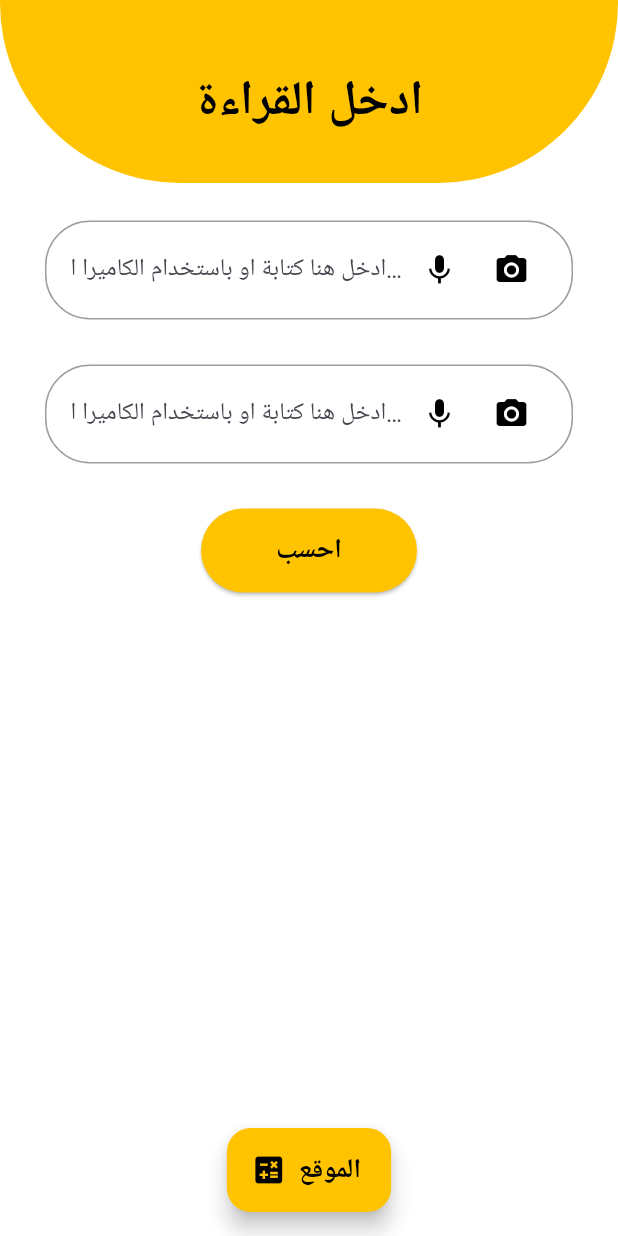
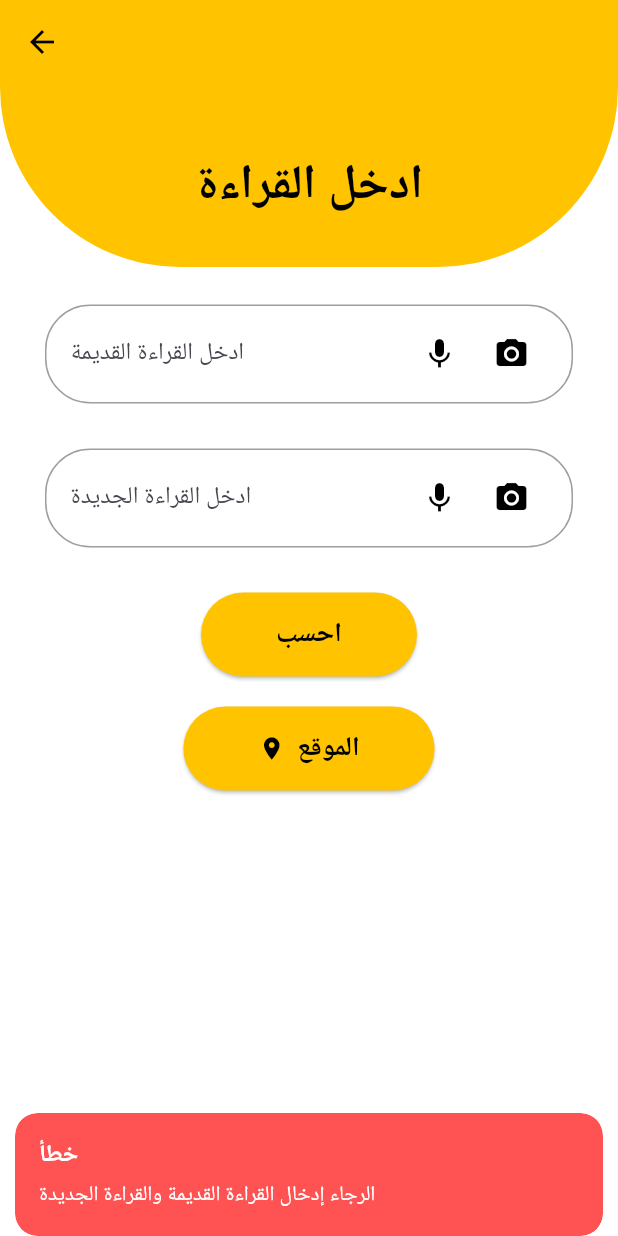
Before and after one commit to asmaa-sayed-mohammed/Graduation-Project, a Flutter app: the CalculateOnceScreen screen opened directly, after a tap on "احسب", on a phone screen of 412 x 824 dp. Run offline on Flutter 3.47's test engine with Material 3 defaults, Android fonts, the phone set to English and light mode, and no system bars; our stand-ins replace connectivity_plus, fl_chart, flutter_onboarding_slider, get, image_picker, speech_to_text and 1 more; missing offline and left inert: google_mlkit_text_recognition; accounts and stored records are empty; statements that could not run were skipped; project files that could hold a hidden picture were left out.

Commit message:
Update CalculateOnceScreen layout and button positions

```diff
--- a/lib/view/calculate_once_screen.dart
+++ b/lib/view/calculate_once_screen.dart
@@ -1,12 +1,11 @@
+import 'package:flutter/material.dart';
 import 'package:get/get.dart';
-import 'package:get/get_state_manager/get_state_manager.dart';
+import 'package:graduation_project/view/calculation_result_screen.dart';
+import 'package:image_picker/image_picker.dart';
+import 'package:graduation_project/controllers/reading_controller.dart';
 import 'package:graduation_project/core/style/colors.dart';
-import 'package:image_picker/image_picker.dart';
-import 'package:flutter/material.dart';
-import 'package:graduation_project/controllers/reading_controller.dart';
 
 class CalculateOnceScreen extends StatelessWidget {
-
   final controller = Get.put(ReadingController());
 
   CalculateOnceScreen({super.key});
@@ -15,36 +14,42 @@ class CalculateOnceScreen extends StatelessWidget {
   Widget build(BuildContext context) {
     return Scaffold(
       backgroundColor: AppColor.white,
-
-      // (Floating Action Button)
-      floatingActionButtonLocation: FloatingActionButtonLocation.centerFloat,
-      floatingActionButton: FloatingActionButton.extended(
+      appBar: AppBar(
         backgroundColor: AppColor.primary_color,
-        onPressed: () {
-          // Add your onPressed code here!
-        },
-        icon: Icon(Icons.calculate, color: AppColor.black),
-        label: Text(
-          'الموقع',
-          style: TextStyle(
-            color: AppColor.black,
-            fontSize: 18,
-            fontWeight: FontWeight.bold,
+        elevation: 0,
+        leading: IconButton(
+          icon: Icon(Icons.arrow_back, color: AppColor.black),
+          onPressed: () => Get.back(),
         ),
       ),
-      ),
+      floatingActionButtonLocation: FloatingActionButtonLocation.centerFloat,
+      // floatingActionButton: FloatingActionButton.extended(
+      //   backgroundColor: AppColor.primary_color,
+      //   onPressed: () {
+      //     // يمكنك إضافة أي وظيفة هنا إذا كنت تريد
+      //   },
+      //   icon: Icon(Icons.calculate, color: AppColor.black),
+      //   label: Text(
+      //     'الموقع',
+      //     style: TextStyle(
+      //       color: AppColor.black,
+      //       fontSize: 18,
+      //       fontWeight: FontWeight.bold,
+      //     ),
+      //   ),
+      // ),
 
       body: SafeArea(
         child: SingleChildScrollView(
           child: Column(
             children: [
-
-              // ----------------------------------------------------
-              //                 HEADER
-              // ----------------------------------------------------
+              // ------------------- HEADER -------------------
               Container(
                 width: double.infinity,
-                padding: const EdgeInsets.symmetric(vertical: 30, horizontal: 16),
+                padding: const EdgeInsets.symmetric(
+                  vertical: 30,
+                  horizontal: 16,
+                ),
                 decoration: BoxDecoration(
                   color: AppColor.primary_color,
                   borderRadius: const BorderRadius.only(
@@ -54,9 +59,6 @@ class CalculateOnceScreen extends StatelessWidget {
                 ),
                 child: Column(
                   children: [
-                    Row(
-                      mainAxisAlignment: MainAxisAlignment.spaceBetween,
-                    ),
                     const SizedBox(height: 15),
                     Text(
                       'ادخل القراءة',
@@ -65,19 +67,19 @@ class CalculateOnceScreen extends StatelessWidget {
                         fontSize: 32,
                         fontWeight: FontWeight.bold,
                       ),
-                    )
+                    ),
                   ],
                 ),
               ),
-
               const SizedBox(height: 25),
 
-              // ----------------------------------------------------
-              //                 INPUT FIELD 1
-              // ----------------------------------------------------
+              // ------------------- OLD READING FIELD -------------------
               Container(
                 margin: const EdgeInsets.symmetric(horizontal: 30),
-                padding: const EdgeInsets.symmetric(horizontal: 16, vertical: 8),
+                padding: const EdgeInsets.symmetric(
+                  horizontal: 16,
+                  vertical: 8,
+                ),
                 decoration: BoxDecoration(
                   color: AppColor.white,
                   borderRadius: BorderRadius.circular(30),
@@ -88,37 +90,39 @@ class CalculateOnceScreen extends StatelessWidget {
                     Expanded(
                       child: TextField(
                         cursorColor: AppColor.black,
+                        controller: controller.oldReadingController,
                         decoration: InputDecoration(
-                          hintText: 'ادخل هنا كتابة او باستخدام الكاميرا او الميكروفون',
+                          hintText: 'ادخل القراءة القديمة',
                           border: InputBorder.none,
                         ),
-                        controller: controller.textController,
-                        style: TextStyle(
-                          color: AppColor.black,
-                          fontSize: 16,
-                        ),
+                        style: TextStyle(color: AppColor.black, fontSize: 16),
                       ),
                     ),
                     IconButton(
-                      onPressed: controller.recognizeVoice,
+                      onPressed: () => controller.recognizeVoice(
+                        controller.oldReadingController,
+                      ),
                       icon: Icon(Icons.mic, color: AppColor.black),
                     ),
                     IconButton(
-                      onPressed: () => controller.pickImage(ImageSource.camera),
+                      onPressed: () => controller.pickImage(
+                        ImageSource.camera,
+                        controller.oldReadingController,
+                      ),
                       icon: Icon(Icons.camera_alt, color: AppColor.black),
                     ),
                   ],
                 ),
               ),
-
               const SizedBox(height: 30),
 
-              // ----------------------------------------------------
-              //                 INPUT FIELD 2
-              // ----------------------------------------------------
+              // ------------------- NEW READING FIELD -------------------
               Container(
                 margin: const EdgeInsets.symmetric(horizontal: 30),
-                padding: const EdgeInsets.symmetric(horizontal: 16, vertical: 8),
+                padding: const EdgeInsets.symmetric(
+                  horizontal: 16,
+                  vertical: 8,
+                ),
                 decoration: BoxDecoration(
                   color: AppColor.white,
                   borderRadius: BorderRadius.circular(30),
@@ -129,41 +133,71 @@ class CalculateOnceScreen extends StatelessWidget {
                     Expanded(
                       child: TextField(
                         cursorColor: AppColor.black,
+                        controller: controller.newReadingController,
                         decoration: InputDecoration(
-                          hintText: 'ادخل هنا كتابة او باستخدام الكاميرا او الميكروفون',
+                          hintText: 'ادخل القراءة الجديدة',
                           border: InputBorder.none,
                         ),
-                        controller: controller.textController,
-                        style: TextStyle(
-                          color: AppColor.black,
-                          fontSize: 16,
-                        ),
+                        style: TextStyle(color: AppColor.black, fontSize: 16),
                       ),
                     ),
                     IconButton(
-                      onPressed: controller.recognizeVoice,
+                      onPressed: () => controller.recognizeVoice(
+                        controller.newReadingController,
+                      ),
                       icon: Icon(Icons.mic, color: AppColor.black),
                     ),
                     IconButton(
-                      onPressed: () => controller.pickImage(ImageSource.camera),
+                      onPressed: () => controller.pickImage(
+                        ImageSource.camera,
+                        controller.newReadingController,
+                      ),
                       icon: Icon(Icons.camera_alt, color: AppColor.black),
                     ),
                   ],
                 ),
               ),
               const SizedBox(height: 30),
-                    // calculate button
+
+              // ------------------- CALCULATE BUTTON -------------------
               ElevatedButton(
                 style: ElevatedButton.styleFrom(
                   backgroundColor: AppColor.primary_color,
-                        padding: const EdgeInsets.symmetric(horizontal: 50, vertical: 15),
+                  padding: const EdgeInsets.symmetric(
+                    horizontal: 50,
+                    vertical: 15,
+                  ),
                   shape: RoundedRectangleBorder(
                     borderRadius: BorderRadius.circular(30),
                   ),
                 ),
-                      onPressed: () async {
+                onPressed: () {
+                  final result = controller.calculateManualResult();
 
+                  if (result['error'] == true) {
+                    // لو في خطأ فقط نظهر Snackbar
+                    Get.snackbar(
+                      'خطأ',
+                      result['message'],
+                      snackPosition: SnackPosition.BOTTOM,
+                      backgroundColor: Colors.redAccent,
+                      colorText: Colors.white,
+                      duration: const Duration(seconds: 4),
+                    );
+                  } else {
+                    // لو مفيش خطأ نروح لصفحة النتيجة مباشرة
+                    Get.to(
+                      () => CalculationResultScreen(
+                        oldReading: (result['oldReading'] as num).toDouble(),
+                        newReading: (result['newReading'] as num).toDouble(),
+                        consumption: (result['consumption'] as num).toDouble(),
+                        totalPrice: (result['totalPrice'] as num).toDouble(),
+                        tier: result['tier'].toString(), // مهم جداً
+                      ),
+                    );
+                  }
                 },
+
                 child: Text(
                   'احسب',
                   style: TextStyle(
@@ -172,7 +206,32 @@ class CalculateOnceScreen extends StatelessWidget {
                     fontWeight: FontWeight.bold,
                   ),
                 ),
+              ),
+              const SizedBox(height: 20),
 
+              ElevatedButton.icon(
+                style: ElevatedButton.styleFrom(
+                  backgroundColor: AppColor.primary_color,
+                  padding: const EdgeInsets.symmetric(
+                    horizontal: 50,
+                    vertical: 15,
+                  ),
+                  shape: RoundedRectangleBorder(
+                    borderRadius: BorderRadius.circular(30),
+                  ),
+                ),
+                onPressed: () {
+                  // إضافة أي وظيفة للزرار هنا
+                },
+                icon: Icon(Icons.location_on, color: AppColor.black),
+                label: Text(
+                  'الموقع',
+                  style: TextStyle(
+                    color: AppColor.black,
+                    fontSize: 18,
+                    fontWeight: FontWeight.bold,
+                  ),
+                ),
               ),
               const SizedBox(height: 120),
             ],
```
Lines whose indentation alone changed are shown as unchanged.
